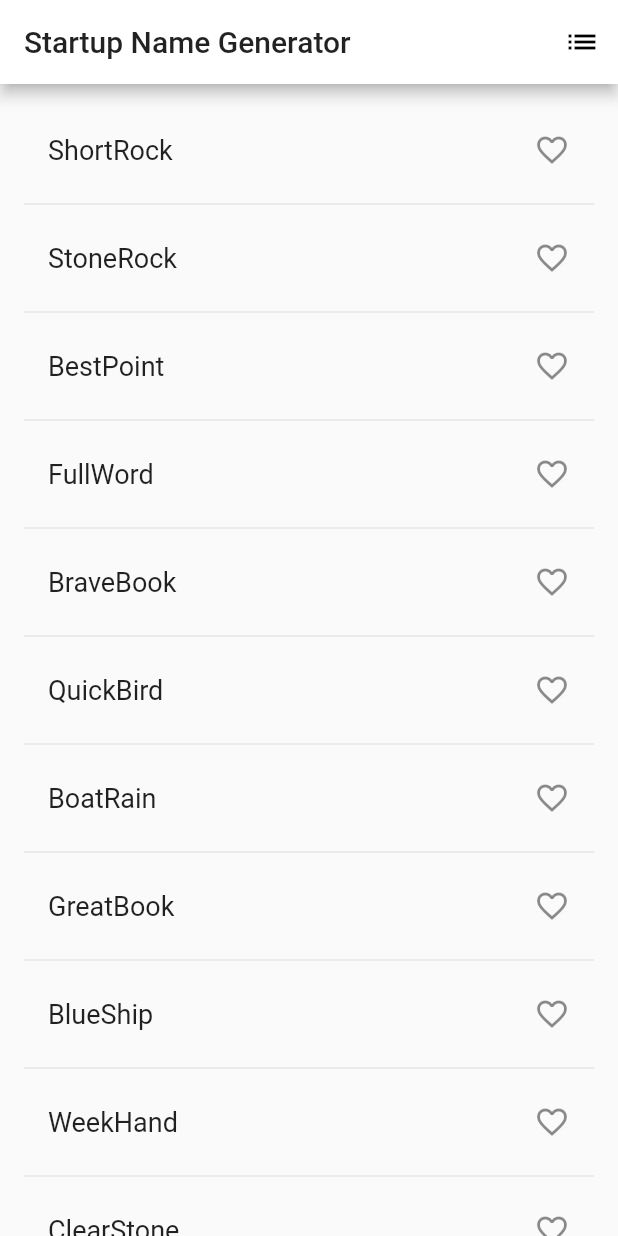
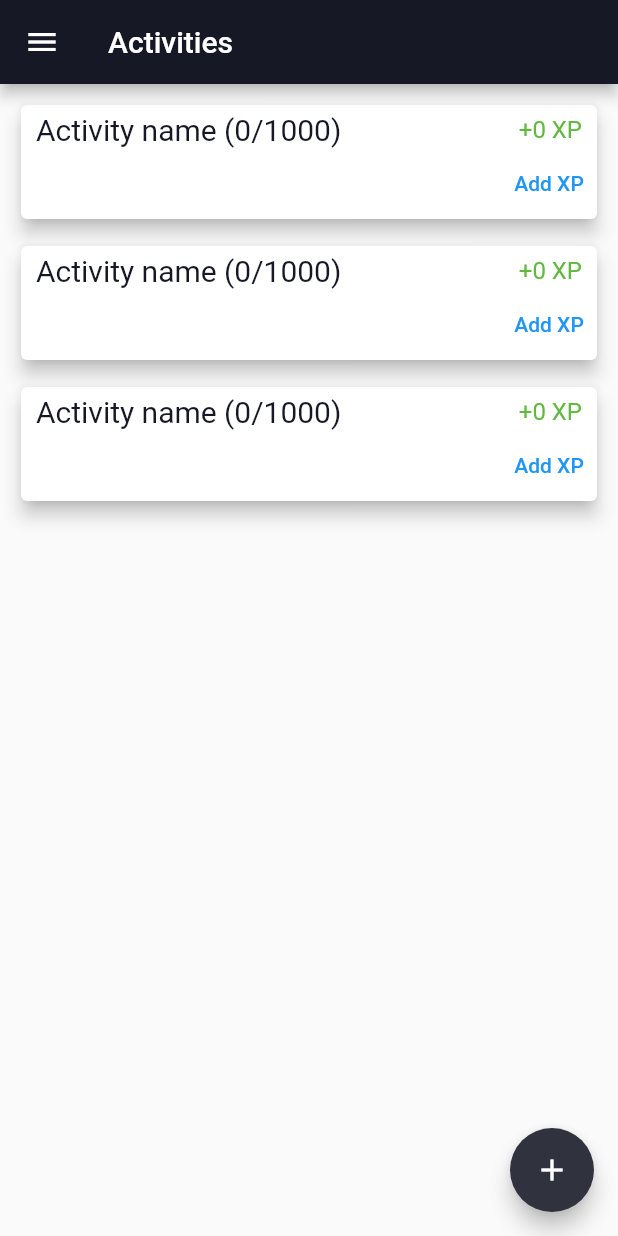
Before and after one commit to HelloWorld183L/Skill-Tree, a Flutter app: the screen it shows after launch, on a phone screen of 412 x 824 dp. Run offline on Flutter 3.47's test engine with Material 2 defaults, Android fonts, the phone set to English and light mode, and no system bars.

Commit message:
Created UI code for activities route

```diff
--- a/lib/main.dart
+++ b/lib/main.dart
@@ -1,5 +1,12 @@
 import 'package:flutter/material.dart';
-import 'package:english_words/english_words.dart';
+
+const backgroundColor = Color.fromRGBO(22, 25, 37, 1);
+const textColor = Color.fromRGBO(22, 25, 37, 1);
+const greenColor = Color.fromRGBO(96, 184, 61, 1);
+const progressColor = Color.fromRGBO(230, 115, 15, 1);
+const foregroundColor = Color.fromRGBO(48, 51, 61, 1);
+
+const textStyle = const TextStyle(color: textColor);
 
 void main() => runApp(MyApp());
 
@@ -7,93 +14,149 @@ class MyApp extends StatelessWidget {
   @override
   Widget build(BuildContext context) {
     return MaterialApp(
-      title: 'Startup name generator',
+      title: 'Skill tree',
       theme: ThemeData(
-        primaryColor: Colors.white,
+        primaryColor: backgroundColor,
+        textTheme: const TextTheme(bodyText2: textStyle, bodyText1: textStyle)
       ),
-      home: RandomWords(),
+      home: ActivitiesRoute()
     );
   }
 }
 
-class RandomWords extends StatefulWidget {
+class ActivitiesRoute extends StatefulWidget {
   @override
-  _RandomWordsState createState() => _RandomWordsState();
+  _ActivitiesRouteState createState() => _ActivitiesRouteState();
 }
 
-class _RandomWordsState extends State<RandomWords> {
-  final _suggestions = <WordPair>[];
-  final _saved = <WordPair>{};
-  final _biggerFont = const TextStyle(fontSize: 18.0);
-
+class _ActivitiesRouteState extends State<ActivitiesRoute> {
   @override
   Widget build(BuildContext context) {
     return Scaffold(
       appBar: AppBar(
-        title: const Text('Startup Name Generator'),
-        actions: [
-          IconButton(icon: Icon(Icons.list), onPressed: _pushSaved),
-        ],
+        title: const Text('Activities'),
       ),
-      body: _buildSuggestions(),
+      floatingActionButton:  FloatingActionButton(
+        child: const Icon(Icons.add),
+        backgroundColor: foregroundColor,
+        onPressed: _addActivity,
+      ),
+
+      body: _displayActivities(),
+      drawer: _createDrawer()
     );
   }
 
-  Widget _buildSuggestions() {
-    return ListView.builder(
-        padding: const EdgeInsets.all(16.0),
-        itemBuilder: (context, i) {
-          if (i.isOdd) return const Divider();
-
-          final index = i ~/ 2;
-          if (index >= _suggestions.length) {
-            _suggestions.addAll(generateWordPairs().take(10));
-          }
-          return _buildRow(_suggestions[index]);
-        });
-  }
-
-  Widget _buildRow(WordPair pair) {
-    final alreadySaved = _saved.contains(pair);
-    return ListTile(
-      title: Text(pair.asPascalCase, style: _biggerFont),
-      trailing: Icon(
-        alreadySaved ? Icons.favorite : Icons.favorite_border,
-        color: alreadySaved ? Colors.red : null,
-      ),
-      onTap: () {
-        setState(() {
-          if (alreadySaved) {
-            _saved.remove(pair);
-          } else {
-            _saved.add(pair);
-          }
-        });
-      },
+  Widget _createDrawer() {
+    return Drawer(
+      child: ListView(
+        children: const <Widget>[
+          ListTile(
+            leading: Icon(Icons.computer),
+            title: Text('Activities'),
+          ),
+          ListTile(
+            leading: Icon(Icons.piano),
+            title: Text('Skills'),
+          ),
+          ListTile(
+            leading: Icon(Icons.auto_graph),
+            title: Text('Statistics'),
+          ),
+          ListTile(
+            leading: Icon(Icons.settings),
+            title: Text('Settings'),
+          ),
+        ]
+      )
     );
   }
 
-  void _pushSaved() {
-    Navigator.of(context)
-        .push(MaterialPageRoute<void>(builder: (BuildContext context) {
-      final tiles = _saved.map(
-        (WordPair pair) {
-          return ListTile(
-            title: Text(
-              pair.asPascalCase,
-              style: _biggerFont,
-            ),
-          );
-        },
-      );
-      final divided = tiles.isNotEmpty
-          ? ListTile.divideTiles(context: context, tiles: tiles).toList()
-          : <Widget>[];
+  Widget _displayActivities() {
+    return Container(
+      child: Column(
+        mainAxisSize: MainAxisSize.max,
+        mainAxisAlignment: MainAxisAlignment.start,
+        children: <Widget>[
+          Expanded(
+            child: ListView.builder(
+              itemCount: 3,
+              itemBuilder: (context, i) {
+                return Container(
+                  padding: EdgeInsets.fromLTRB(10, 10, 10, 0),
+                  height: 94,
+                  width: double.maxFinite,
+                  child: Card(
+                    elevation: 5,
+                    child: Padding(
+                      padding: const EdgeInsets.only(left: 10, top: 5),
+                      child: Column(
+                        children: <Widget>[
+                          Row(
+                            children: <Widget>[
+                              activityName(),
+                              Spacer(),
+                              activityXPIncrease(),
+                              SizedBox(
+                                width: 10,
+                              ),
+                            ],
+                          ),
+                          addXPTxt()
+                        ],
+                      )
+                    )
+                  )
+                );
+              }
+            )
+          )
+        ],
+      )
+    );
+  }
 
-      return Scaffold(
-        appBar: AppBar(title: Text('Saved Suggestions')),
-        body: ListView(children: divided),
-      );
-    }));
+  Widget addXPTxt() {
+    return Row(
+      mainAxisAlignment: MainAxisAlignment.end,
+      children: <Widget>[
+        TextButton(
+          child: const Text('Add XP'),
+          onPressed: _addXP,
+        ),
+      ],
+    );
+  }
+
+  Widget activityName() {
+    return Align(
+      alignment: Alignment.center,
+      child: RichText(
+        text: TextSpan(
+          text: 'Activity name (0/1000)',
+          style: TextStyle(color: textColor, fontSize: 20)
+        )
+      )
+    );
+  }
+
+  Widget activityXPIncrease() {
+    return Align(
+      alignment: Alignment.centerRight,
+      child: RichText(
+        text: TextSpan(
+          text: '+0 XP',
+          style: TextStyle(color: greenColor, fontSize: 16)
+        )
+      )
+    );
+  }
+
+  void _addXP() {
+
+  }
+
+  void _addActivity() {
+
   }
 }
```
